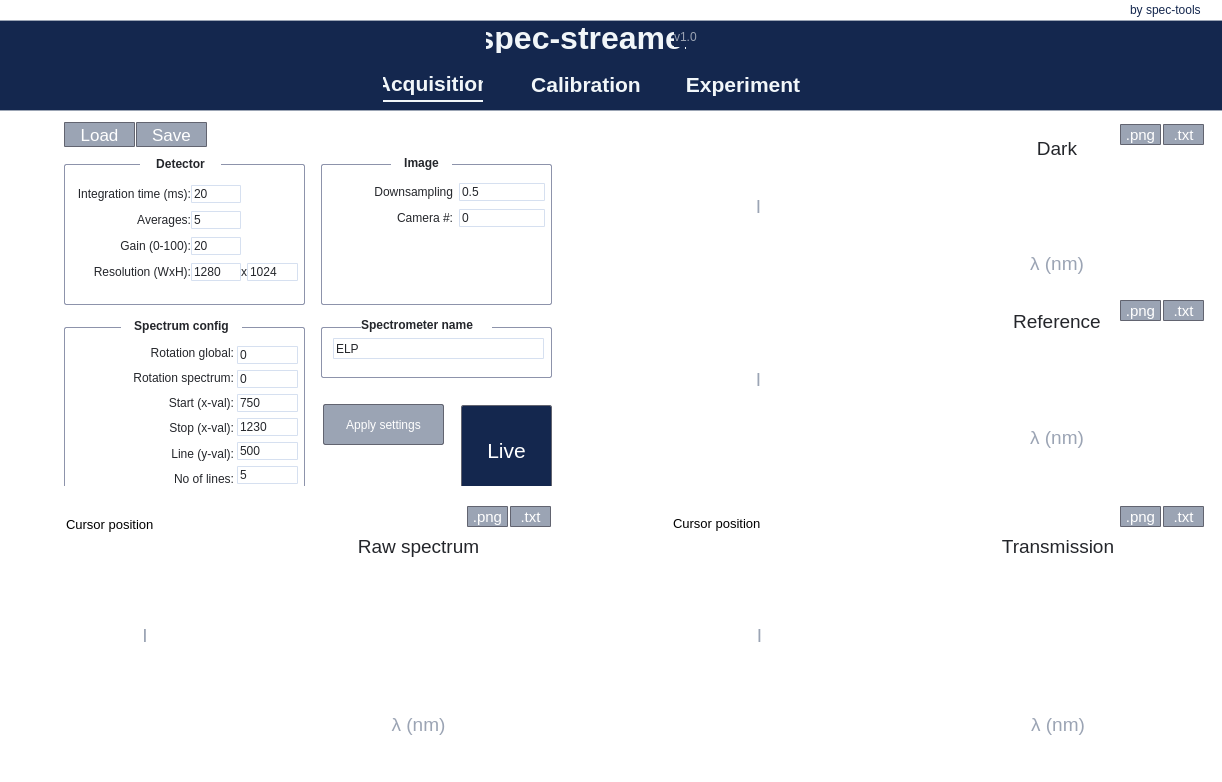
The window that ui_main_window.ui (kalleadolfsson/spec-streamer) describes before a commit, drawn with Qt 5.
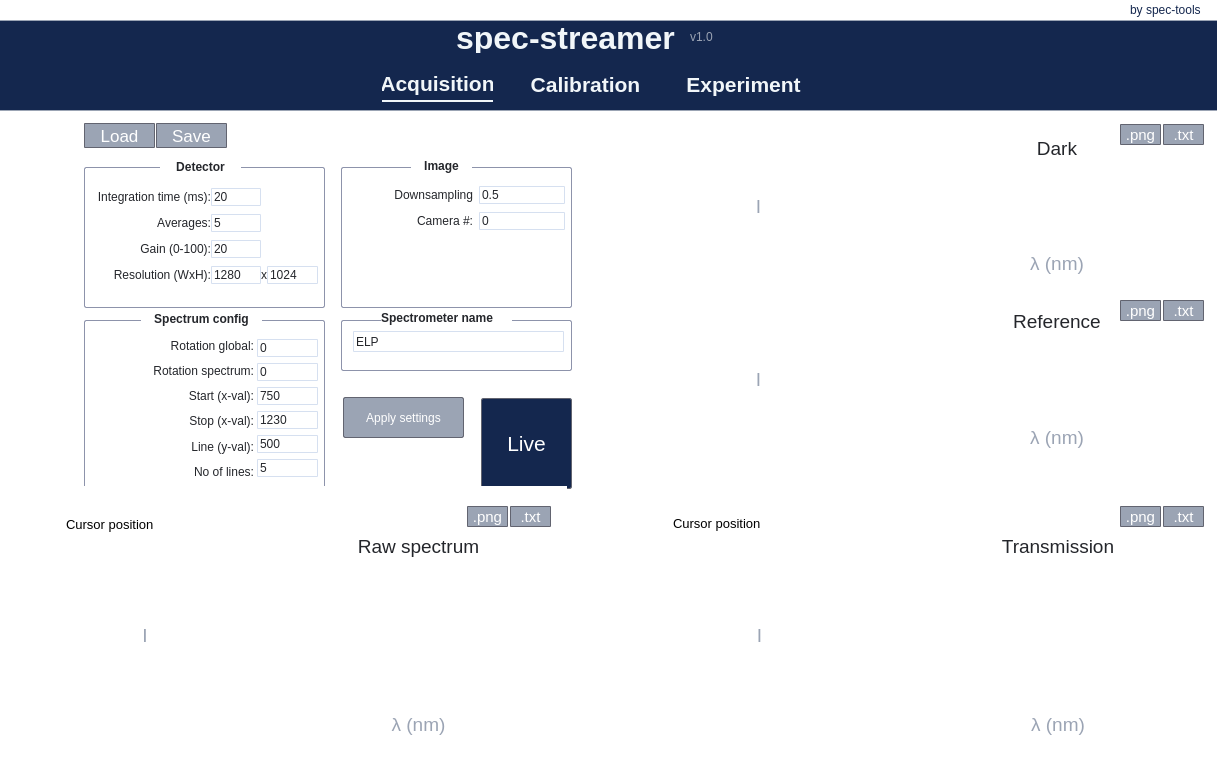
The same window after the commit. The open tabs and pages were chosen to show the change. Custom widgets are drawn as their Qt base class.

Commit message: Updated GUI to be even smaller

```diff
--- a/ui_main_window.ui
+++ b/ui_main_window.ui
@@ -6,7 +6,7 @@
    <rect>
     <x>0</x>
     <y>0</y>
-    <width>1222</width>
+    <width>1217</width>
     <height>782</height>
    </rect>
   </property>
@@ -70,8 +70,8 @@
      </property>
      <property name="geometry">
       <rect>
-       <x>30</x>
-       <y>67</y>
+       <x>50</x>
+       <y>70</y>
        <width>1291</width>
        <height>721</height>
       </rect>
@@ -207,7 +207,7 @@
        <property name="geometry">
         <rect>
          <x>94</x>
-         <y>20</y>
+         <y>18</y>
          <width>71</width>
          <height>25</height>
         </rect>
@@ -236,7 +236,7 @@
        <property name="geometry">
         <rect>
          <x>166</x>
-         <y>20</y>
+         <y>18</y>
          <width>71</width>
          <height>25</height>
         </rect>
@@ -283,7 +283,7 @@
         <property name="geometry">
          <rect>
           <x>340</x>
-          <y>160</y>
+          <y>150</y>
           <width>131</width>
           <height>16</height>
          </rect>
@@ -309,7 +309,7 @@
         <property name="geometry">
          <rect>
           <x>312</x>
-          <y>181</y>
+          <y>171</y>
           <width>211</width>
           <height>21</height>
          </rect>
@@ -333,7 +333,7 @@
         <property name="geometry">
          <rect>
           <x>216</x>
-          <y>183</y>
+          <y>173</y>
           <width>61</width>
           <height>151</height>
          </rect>
@@ -459,7 +459,7 @@
         <property name="geometry">
          <rect>
           <x>302</x>
-          <y>247</y>
+          <y>237</y>
           <width>121</width>
           <height>41</height>
          </rect>
@@ -541,7 +541,7 @@
         <property name="geometry">
          <rect>
           <x>300</x>
-          <y>170</y>
+          <y>160</y>
           <width>231</width>
           <height>51</height>
          </rect>
@@ -595,7 +595,7 @@
         <property name="geometry">
          <rect>
           <x>100</x>
-          <y>161</y>
+          <y>151</y>
           <width>121</width>
           <height>16</height>
          </rect>
@@ -822,7 +822,7 @@
         <property name="geometry">
          <rect>
           <x>440</x>
-          <y>248</y>
+          <y>238</y>
           <width>91</width>
           <height>91</height>
          </rect>
@@ -851,7 +851,7 @@
         <property name="geometry">
          <rect>
           <x>92</x>
-          <y>183</y>
+          <y>173</y>
           <width>121</width>
           <height>151</height>
          </rect>
@@ -1007,7 +1007,7 @@
         <property name="geometry">
          <rect>
           <x>43</x>
-          <y>170</y>
+          <y>160</y>
           <width>241</width>
           <height>171</height>
          </rect>
@@ -2414,9 +2414,9 @@
     <widget class="QPushButton" name="calibration_button">
      <property name="geometry">
       <rect>
-       <x>576</x>
+       <x>565</x>
        <y>67</y>
-       <width>140</width>
+       <width>161</width>
        <height>35</height>
       </rect>
      </property>
@@ -2449,9 +2449,9 @@
     <widget class="QLabel" name="spec_streamer_label">
      <property name="geometry">
       <rect>
-       <x>546</x>
+       <x>505</x>
        <y>22</y>
-       <width>200</width>
+       <width>241</width>
        <height>31</height>
       </rect>
      </property>
@@ -2471,7 +2471,8 @@
      <property name="styleSheet">
       <string notr="true">color:#f1f6f9;
 border-width:0px;
-background-color: #14274e</string>
+background-color: #14274e;
+padding:0px;</string>
      </property>
      <property name="text">
       <string>spec-streamer</string>
@@ -2483,9 +2484,9 @@
     <widget class="QPushButton" name="acquisition_button">
      <property name="geometry">
       <rect>
-       <x>443</x>
+       <x>442</x>
        <y>67</y>
-       <width>100</width>
+       <width>111</width>
        <height>35</height>
       </rect>
      </property>
@@ -2674,7 +2675,7 @@
     <widget class="QLabel" name="spec_streamer_v_label">
      <property name="geometry">
       <rect>
-       <x>734</x>
+       <x>750</x>
        <y>27</y>
        <width>31</width>
        <height>20</height>
@@ -2729,9 +2730,9 @@
     <widget class="QPushButton" name="experiment_button">
      <property name="geometry">
       <rect>
-       <x>733</x>
+       <x>723</x>
        <y>67</y>
-       <width>140</width>
+       <width>161</width>
        <height>35</height>
       </rect>
      </property>
```
Left out of the diff: 2 changed lines with no effect on the pictures. The commit also changes 1 other file.
